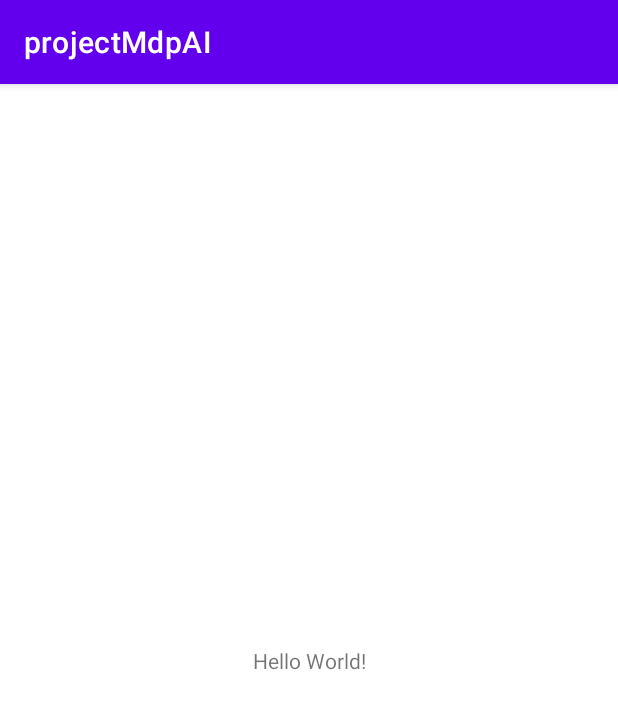
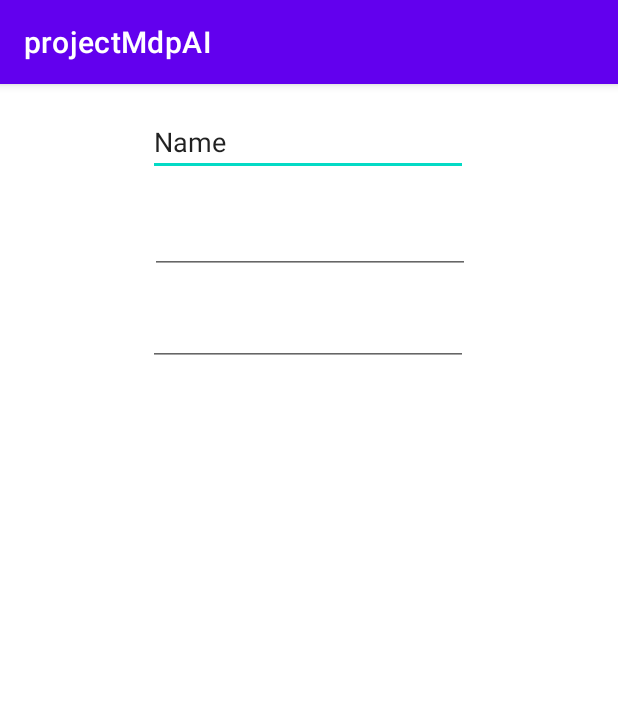
Before and after one commit to BryantPirih/projectMdpAI, an Android app: the screen it shows after launch (MainActivity), on a phone screen of 412 x 824 dp. Shown: the top 709 px of the screen. Run offline under Robolectric (Android 15) with nearby library versions, the phone set to English and light mode, and no system bars.

Commit message:
ui register

```diff
--- a/app/src/main/res/layout/activity_main.xml
+++ b/app/src/main/res/layout/activity_main.xml
@@ -6,13 +6,40 @@
     android:layout_height="match_parent"
     tools:context=".MainActivity">
 
-    <TextView
+    <EditText
+        android:id="@+id/editTextTextPersonName"
         android:layout_width="wrap_content"
         android:layout_height="wrap_content"
-        android:text="Hello World!"
-        app:layout_constraintBottom_toBottomOf="parent"
-        app:layout_constraintLeft_toLeftOf="parent"
-        app:layout_constraintRight_toRightOf="parent"
+        android:layout_marginTop="16dp"
+        android:ems="10"
+        android:inputType="textPersonName"
+        android:text="Name"
+        app:layout_constraintEnd_toEndOf="parent"
+        app:layout_constraintHorizontal_bias="0.497"
+        app:layout_constraintStart_toStartOf="parent"
         app:layout_constraintTop_toTopOf="parent" />
 
+    <EditText
+        android:id="@+id/editTextTextPassword"
+        android:layout_width="wrap_content"
+        android:layout_height="wrap_content"
+        android:layout_marginTop="20dp"
+        android:ems="10"
+        android:inputType="textPassword"
+        app:layout_constraintEnd_toEndOf="parent"
+        app:layout_constraintHorizontal_bias="0.502"
+        app:layout_constraintStart_toStartOf="parent"
+        app:layout_constraintTop_toBottomOf="@+id/editTextTextPersonName" />
+
+    <EditText
+        android:id="@+id/editTextTextPassword2"
+        android:layout_width="wrap_content"
+        android:layout_height="wrap_content"
+        android:layout_marginTop="16dp"
+        android:ems="10"
+        android:inputType="textPassword"
+        app:layout_constraintEnd_toEndOf="parent"
+        app:layout_constraintHorizontal_bias="0.497"
+        app:layout_constraintStart_toStartOf="parent"
+        app:layout_constraintTop_toBottomOf="@+id/editTextTextPassword" />
 </androidx.constraintlayout.widget.ConstraintLayout>
```
